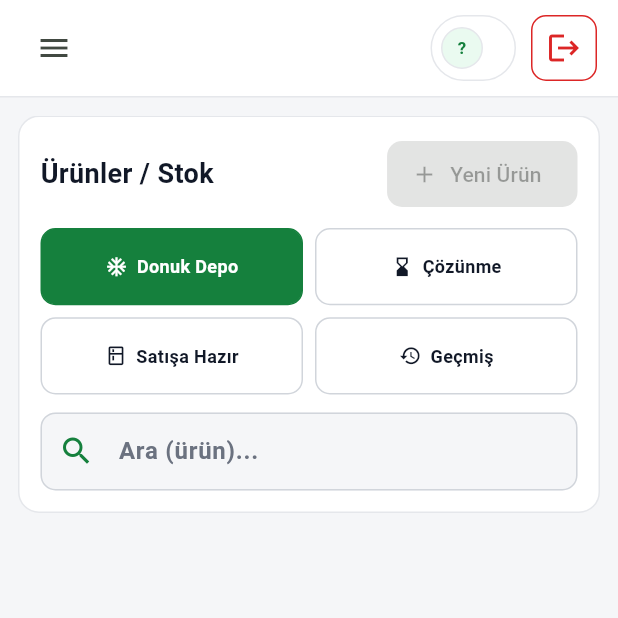
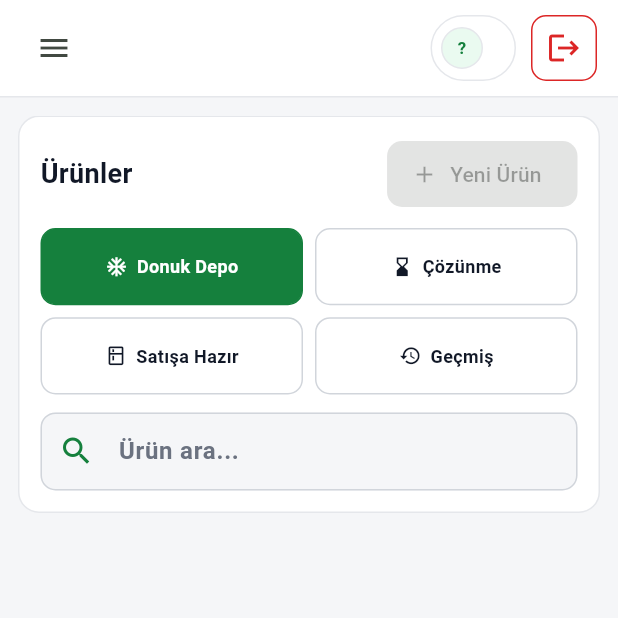
Before and after one commit to M-SukruSezer/Food-Takip-Sistemi, a Flutter app: the BatchesScreen screen opened by its route, in the side drawer, after a tap on the "logout" icon, on a phone screen of 412 x 824 dp, the top half of it. Run offline on Flutter 3.47's test engine with Material 3 defaults, Android fonts, the phone set to English and light mode, and no system bars; our stand-ins replace dio, go_router, image_picker, shared_preferences; missing offline and left inert: file_selector; accounts and stored records are empty; network calls fail.

Commit message:
Kademe etiketleri, tema uyumlu kenar menu, cikis onayi ve ortak arama
- Oneri listesi kademeleri: "1-2 Gun Kalan" -> "2 Gun",
  "2 Gunden Fazla" -> "3 Gun".
- Kenar menu artik temayla degisiyor: acik temada beyaz zemin + koyu yazi,
  koyu temada eskisi gibi. Yazi renkleri sabit beyazdi, token'a baglandi.
- Cikis iki yerden de (ust bar ve Profil) once onay istiyor.
- "Urunler / Stok" -> "Urunler".
- Urunler ekranindaki arama kutusu Oneri Satis Listesi'ndekiyle ayni bilesen
  oldu (ProductSearchField); Temizle dugmesi de geldi.

Yol ustunde: aktif menu ogesinde beyaz yazi primary600 uzerinde 3.3 kontrast
veriyordu (AA siniri 4.5), primary ile 5.02'ye cikti.

Co-Authored-By: Claude Opus 5 <noreply@anthropic.com>

```diff
--- a/flutter_app/lib/core/nav.dart
+++ b/flutter_app/lib/core/nav.dart
@@ -26,7 +26,7 @@ const managerRoles = ['super_admin', 'store_manager'];
 /// React tarafindaki LINKS/TABS dizilerinin karsiligi.
 const navItems = <NavItem>[
   NavItem(path: '/dashboard', label: 'Ana Sayfa', shortLabel: 'Ana Sayfa', icon: Icons.home_outlined, roles: allRoles, inBottomBar: true),
-  NavItem(path: '/batches', label: 'Ürünler / Stok', shortLabel: 'Ürünler', icon: Icons.inventory_2_outlined, roles: allRoles, inBottomBar: true),
+  NavItem(path: '/batches', label: 'Ürünler', shortLabel: 'Ürünler', icon: Icons.inventory_2_outlined, roles: allRoles, inBottomBar: true),
   NavItem(path: '/recommendations', label: 'Öneri Satış Listesi', shortLabel: 'Öneri', icon: Icons.local_fire_department_outlined, roles: allRoles, inBottomBar: true),
   NavItem(path: '/sales', label: 'Hareket Raporu', shortLabel: 'Rapor', icon: Icons.payments_outlined, roles: allRoles, inBottomBar: true),
   NavItem(path: '/product-types', label: 'Pasta Çeşitleri', shortLabel: 'Çeşitler', icon: Icons.cake_outlined, roles: managerRoles),
--- a/flutter_app/lib/core/tokens.dart
+++ b/flutter_app/lib/core/tokens.dart
@@ -21,6 +21,9 @@ class AppTokens extends ThemeExtension<AppTokens> {
     required this.bg,
     required this.card,
     required this.sidebar,
+    required this.sidebarInk,
+    required this.sidebarMuted,
+    required this.sidebarBorder,
   });
 
   final Color primary;
@@ -39,6 +42,12 @@ class AppTokens extends ThemeExtension<AppTokens> {
   final Color bg;
   final Color card;
   final Color sidebar;
+
+  /// Kenar menu artik temayla degisiyor: acik temada acik zemin + koyu yazi,
+  /// koyu temada koyu zemin + acik yazi. Yazi renkleri sabit beyaz kalamazdi.
+  final Color sidebarInk;
+  final Color sidebarMuted;
+  final Color sidebarBorder;
 
   /// Giris ekraninin panel rengi. Temaya gore degismez: koyu temanin nane
   /// yesili tum ekrani kaplayinca goz aliyor, marka yesili ise iki temada da
@@ -68,7 +77,10 @@ class AppTokens extends ThemeExtension<AppTokens> {
     borderStrong: Color(0xFFD1D5DB),
     bg: Color(0xFFF5F6F8),
     card: Color(0xFFFFFFFF),
-    sidebar: Color(0xFF111827),
+    sidebar: Color(0xFFFFFFFF),
+    sidebarInk: Color(0xFF111827),
+    sidebarMuted: Color(0xFF4B5563),
+    sidebarBorder: Color(0xFFE5E7EB),
   );
 
   static const AppTokens dark = AppTokens(
@@ -88,6 +100,9 @@ class AppTokens extends ThemeExtension<AppTokens> {
     bg: Color(0xFF0B1220),
     card: Color(0xFF131C2E),
     sidebar: Color(0xFF070D18),
+    sidebarInk: Color(0xFFFFFFFF),
+    sidebarMuted: Color(0xFFCBD5E1),
+    sidebarBorder: Color(0x2E94A3B8),
   );
 
   @override
@@ -108,6 +123,9 @@ class AppTokens extends ThemeExtension<AppTokens> {
     Color? bg,
     Color? card,
     Color? sidebar,
+    Color? sidebarInk,
+    Color? sidebarMuted,
+    Color? sidebarBorder,
   }) {
     return AppTokens(
       primary: primary ?? this.primary,
@@ -126,6 +144,9 @@ class AppTokens extends ThemeExtension<AppTokens> {
       bg: bg ?? this.bg,
       card: card ?? this.card,
       sidebar: sidebar ?? this.sidebar,
+      sidebarInk: sidebarInk ?? this.sidebarInk,
+      sidebarMuted: sidebarMuted ?? this.sidebarMuted,
+      sidebarBorder: sidebarBorder ?? this.sidebarBorder,
     );
   }
 
@@ -149,6 +170,9 @@ class AppTokens extends ThemeExtension<AppTokens> {
       bg: Color.lerp(bg, other.bg, t)!,
       card: Color.lerp(card, other.card, t)!,
       sidebar: Color.lerp(sidebar, other.sidebar, t)!,
+      sidebarInk: Color.lerp(sidebarInk, other.sidebarInk, t)!,
+      sidebarMuted: Color.lerp(sidebarMuted, other.sidebarMuted, t)!,
+      sidebarBorder: Color.lerp(sidebarBorder, other.sidebarBorder, t)!,
     );
   }
 }
--- a/flutter_app/lib/screens/batches_screen.dart
+++ b/flutter_app/lib/screens/batches_screen.dart
@@ -11,6 +11,7 @@ import '../models/dashboard.dart';
 import '../models/product_type.dart';
 import '../widgets/dialogs.dart';
 import '../widgets/panels.dart';
+import '../widgets/search_field.dart';
 import 'batch_dialogs.dart';
 
 /// Urunler / Stok. Dort sekme, satir basina bir ana islem + tasma menusu.
@@ -124,7 +125,7 @@ class _BatchesScreenState extends State<BatchesScreen> {
               Row(
                 children: [
                   Expanded(
-                    child: Text('Ürünler / Stok',
+                    child: Text('Ürünler',
                         style: TextStyle(fontSize: 18, fontWeight: FontWeight.w700, color: t.ink)),
                   ),
                   FilledButton.icon(
@@ -150,15 +151,14 @@ class _BatchesScreenState extends State<BatchesScreen> {
                 },
               ),
               const SizedBox(height: AppTokens.gap),
-              TextField(
+              ProductSearchField(
                 controller: _searchController,
                 onChanged: (v) => setState(() => _search = v),
-                style: const TextStyle(fontSize: 16, fontWeight: FontWeight.w600),
-                decoration: InputDecoration(
-                  hintText: 'Ara (ürün)...',
-                  fillColor: t.bg,
-                  prefixIcon: Icon(Icons.search, color: t.primary),
-                ),
+                onClear: () {
+                  _searchController.clear();
+                  setState(() => _search = '');
+                },
+                filtering: _search.trim().isNotEmpty,
               ),
             ],
           ),
--- a/flutter_app/lib/screens/profile_screen.dart
+++ b/flutter_app/lib/screens/profile_screen.dart
@@ -6,6 +6,7 @@ import '../core/api_client.dart';
 import '../core/avatar_image.dart';
 import '../core/busy.dart';
 import '../core/format.dart';
+import '../core/logout.dart';
 import '../core/image_pick.dart';
 import '../core/notify.dart';
 import '../core/repository.dart';
@@ -290,7 +291,7 @@ class _ProfileScreenState extends State<ProfileScreen> {
               _SectionTitle('Oturum'),
               FilledButton.icon(
                 style: FilledButton.styleFrom(backgroundColor: t.danger),
-                onPressed: () => session.signOut(),
+                onPressed: () => confirmSignOut(context),
                 icon: const Icon(Icons.logout, size: 18),
                 label: const Text('Çıkış Yap'),
               ),
--- a/flutter_app/lib/widgets/app_shell.dart
+++ b/flutter_app/lib/widgets/app_shell.dart
@@ -4,6 +4,7 @@ import 'package:flutter/material.dart';
 import 'package:go_router/go_router.dart';
 
 import '../core/format.dart';
+import '../core/logout.dart';
 import '../core/nav.dart';
 import '../core/repository.dart';
 import '../core/session.dart';
@@ -141,7 +142,11 @@ class _SideNav extends StatelessWidget {
     final user = session.user;
     return Container(
       width: rail ? 76 : 280,
-      color: t.sidebar,
+      decoration: BoxDecoration(
+        color: t.sidebar,
+        // Acik temada menu de acik; govdeden ince bir cizgiyle ayrisir.
+        border: Border(right: BorderSide(color: t.sidebarBorder)),
+      ),
       // Cekmece olarak acildiginda menu ekranin en ustunden basliyor ve marka
       // yazisi telefonun durum cubugu simgelerinin altina giriyordu. Renk
       // Container'da kaldigi icin zemin durum cubugunun altina uzanmaya devam
@@ -159,11 +164,11 @@ class _SideNav extends StatelessWidget {
                   mainAxisAlignment: rail ? MainAxisAlignment.center : MainAxisAlignment.start,
                   children: [
                     if (!rail)
-                      const Expanded(
+                      Expanded(
                         child: Text(
                           'Food Takip Sistemi',
                           style: TextStyle(
-                            color: Colors.white,
+                            color: t.sidebarInk,
                             fontWeight: FontWeight.w800,
                             fontSize: 15,
                           ),
@@ -175,7 +180,7 @@ class _SideNav extends StatelessWidget {
                         tooltip: rail ? 'Menüyü genişlet' : 'Menüyü daralt',
                         onPressed: onToggleRail,
                         icon: Icon(rail ? Icons.chevron_right : Icons.chevron_left),
-                        color: const Color(0xFFCBD5E1),
+                        color: t.sidebarMuted,
                         constraints: const BoxConstraints(
                           minWidth: AppTokens.tap,
                           minHeight: AppTokens.tap,
@@ -185,7 +190,7 @@ class _SideNav extends StatelessWidget {
                 ),
               ),
             ),
-            const Divider(height: 1, color: Color(0x2E94A3B8)),
+            Divider(height: 1, color: t.sidebarBorder),
             Expanded(
               child: ListView(
                 padding: EdgeInsets.symmetric(horizontal: rail ? 8 : 12, vertical: 12),
@@ -205,7 +210,9 @@ class _SideNav extends StatelessWidget {
                           constraints: const BoxConstraints(minHeight: AppTokens.tap),
                           padding: EdgeInsets.symmetric(horizontal: rail ? 0 : 14),
                           decoration: BoxDecoration(
-                            color: active ? t.primary600 : null,
+                            // primary600 uzerinde beyaz yazi 3.3 kontrast
+                            // veriyordu (AA siniri 4.5); primary ile 5.02.
+                            color: active ? t.primary : null,
                             borderRadius: BorderRadius.circular(AppTokens.radiusSm),
                           ),
                           child: Row(
@@ -216,7 +223,7 @@ class _SideNav extends StatelessWidget {
                               Icon(
                                 item.icon,
                                 size: 20,
-                                color: active ? Colors.white : const Color(0xFFCBD5E1),
+                                color: active ? t.card : t.sidebarMuted,
                               ),
                               if (!rail) ...[
                                 const SizedBox(width: 12),
@@ -225,7 +232,7 @@ class _SideNav extends StatelessWidget {
                                     item.label,
                                     overflow: TextOverflow.ellipsis,
                                     style: TextStyle(
-                                      color: active ? Colors.white : const Color(0xFFCBD5E1),
+                                      color: active ? t.card : t.sidebarMuted,
                                       fontWeight: FontWeight.w600,
                                       fontSize: 14,
                                     ),
@@ -241,7 +248,7 @@ class _SideNav extends StatelessWidget {
                 }).toList(),
               ),
             ),
-            const Divider(height: 1, color: Color(0x2E94A3B8)),
+            Divider(height: 1, color: t.sidebarBorder),
             Padding(
               padding: EdgeInsets.all(rail ? 8 : 16),
               child: rail
@@ -257,8 +264,8 @@ class _SideNav extends StatelessWidget {
                               Text(
                                 user?.fullName ?? '',
                                 overflow: TextOverflow.ellipsis,
-                                style: const TextStyle(
-                                  color: Colors.white,
+                                style: TextStyle(
+                                  color: t.sidebarInk,
                                   fontWeight: FontWeight.w700,
                                   fontSize: 14,
                                 ),
@@ -266,7 +273,7 @@ class _SideNav extends StatelessWidget {
                               Text(
                                 roleLabels[user?.role] ?? '',
                                 overflow: TextOverflow.ellipsis,
-                                style: const TextStyle(color: Color(0xFF9CA3AF), fontSize: 12),
+                                style: TextStyle(color: t.sidebarMuted, fontSize: 12),
                               ),
                             ],
                           ),
@@ -362,7 +369,7 @@ class _TopBar extends StatelessWidget {
           IconButton(
             tooltip: 'Çıkış yap',
             color: t.danger,
-            onPressed: session.signOut,
+            onPressed: () => confirmSignOut(context),
             icon: const Icon(Icons.logout),
             style: IconButton.styleFrom(
               side: BorderSide(color: t.danger),
--- /dev/null
+++ b/flutter_app/lib/widgets/search_field.dart
@@ -0,0 +1,50 @@
+import 'package:flutter/material.dart';
+
+import '../core/tokens.dart';
+
+/// Urun arama kutusu. Oneri Satis Listesi ve Urunler ekrani ayni bicimi
+/// paylasir: beyaz panel uzerinde beyaz kutu gorunmedigi icin alan gomulu
+/// zeminle ayrisir, ikon marka renginde durur.
+class ProductSearchField extends StatelessWidget {
+  const ProductSearchField({
+    super.key,
+    required this.controller,
+    required this.onChanged,
+    required this.onClear,
+    required this.filtering,
+    this.hintText = 'Ürün ara...',
+  });
+
+  final TextEditingController controller;
+  final ValueChanged<String> onChanged;
+  final VoidCallback onClear;
+
+  /// Arama etkinken "Temizle" dugmesi cikar.
+  final bool filtering;
+  final String hintText;
+
+  @override
+  Widget build(BuildContext context) {
+    final t = context.tokens;
+    return Row(
+      children: [
+        Expanded(
+          child: TextField(
+            controller: controller,
+            onChanged: onChanged,
+            style: const TextStyle(fontSize: 16, fontWeight: FontWeight.w600),
+            decoration: InputDecoration(
+              hintText: hintText,
+              fillColor: t.bg,
+              prefixIcon: Icon(Icons.search, color: t.primary),
+            ),
+          ),
+        ),
+        if (filtering) ...[
+          const SizedBox(width: 8),
+          OutlinedButton(onPressed: onClear, child: const Text('Temizle')),
+        ],
+      ],
+    );
+  }
+}
```
Also changed, not shown: flutter_app/lib/core/logout.dart (added, +22 -0 lines), flutter_app/lib/screens/recommendations_screen.dart (+4 -44 lines), 5 other files.
